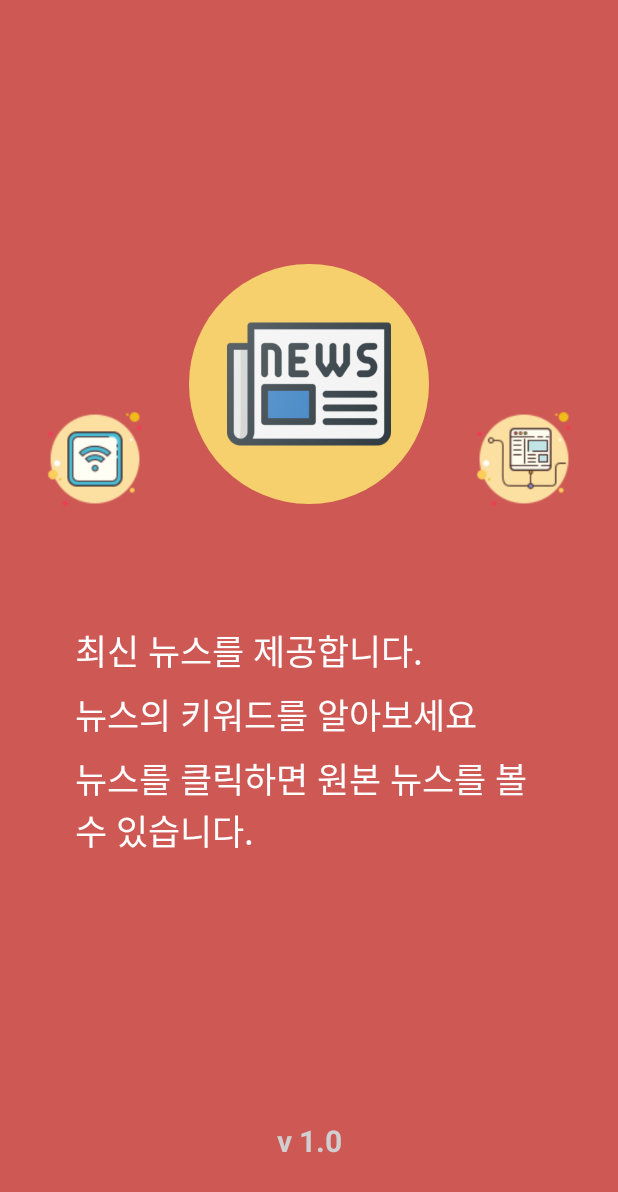
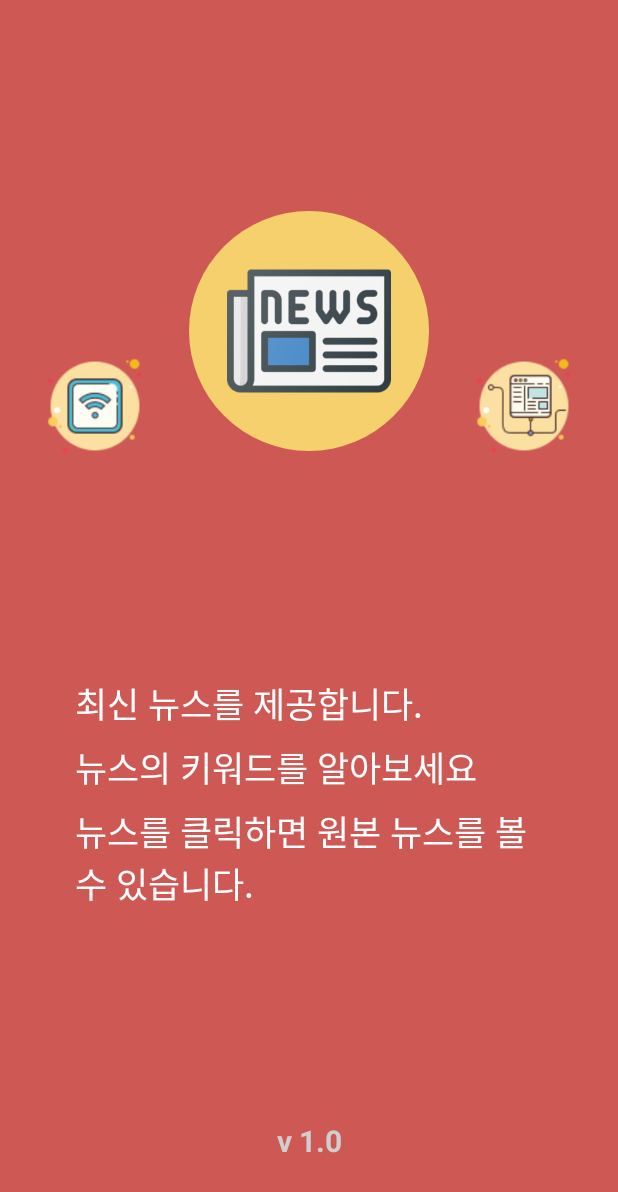
Before and after one commit to foreknowledge/RssNewsReader, an Android app: the SplashActivity screen opened directly, with no data from a screen before it, on a phone screen of 412 x 824 dp. Shown: the top 1192 px of the screen. Run offline under Robolectric (Android 15) with nearby library versions, the phone set to English and light mode, and no system bars; our stand-ins replace CircleImageView; 1 statement that could not run was skipped.

Commit message:
refactor: main_activity.xml 레이아웃 속성 변경

```diff
--- a/app/src/main/java/com/foreknowledge/rssnewsreader/util/RssParser.kt
+++ b/app/src/main/java/com/foreknowledge/rssnewsreader/util/RssParser.kt
@@ -36,11 +36,7 @@ object RssParser {
                 for ((i, article) in articles.withIndex()) {
                     Log.d("tag", "title = ${article.title}")
                     newsList.add(
-                        News(
-                            id = i,
-                            title = article.title,
-                            link = article.link
-                        )
+                        News(id = i, title = article.title, link = article.link)
                     )
                 }
                 newsLiveList.postValue(newsList)
--- a/app/src/main/res/layout/activity_splash.xml
+++ b/app/src/main/res/layout/activity_splash.xml
@@ -6,19 +6,14 @@
     android:layout_height="match_parent"
     android:background="@color/colorAccent">
 
-    <LinearLayout
-        android:layout_width="wrap_content"
-        android:layout_height="wrap_content"
-        android:orientation="vertical"
-        app:layout_constraintBottom_toTopOf="@+id/app_version"
-        app:layout_constraintEnd_toEndOf="parent"
-        app:layout_constraintStart_toStartOf="parent"
-        app:layout_constraintTop_toTopOf="parent">
-
     <androidx.constraintlayout.widget.ConstraintLayout
+        android:id="@+id/layout_images"
         android:layout_width="match_parent"
         android:layout_height="wrap_content"
-            android:layout_marginBottom="70dp">
+        app:layout_constraintBottom_toTopOf="@id/layout_descriptions"
+        app:layout_constraintStart_toStartOf="parent"
+        app:layout_constraintEnd_toEndOf="parent"
+        app:layout_constraintTop_toTopOf="parent">
 
         <FrameLayout
             android:id="@+id/app_logo"
@@ -68,39 +63,54 @@
 
     </androidx.constraintlayout.widget.ConstraintLayout>
 
-        <LinearLayout
+    <androidx.constraintlayout.widget.ConstraintLayout
+        android:id="@+id/layout_descriptions"
         android:layout_width="wrap_content"
         android:layout_height="wrap_content"
+        android:paddingStart="50dp"
+        android:paddingEnd="50dp"
         android:orientation="vertical"
-            android:layout_marginStart="50dp"
-            android:layout_marginEnd="50dp">
+        app:layout_constraintTop_toBottomOf="@id/layout_images"
+        app:layout_constraintBottom_toTopOf="@id/app_version"
+        app:layout_constraintStart_toStartOf="parent"
+        app:layout_constraintEnd_toEndOf="parent">
 
         <TextView
-                android:layout_width="match_parent"
+            android:id="@+id/description1"
+            android:layout_width="0dp"
             android:layout_height="wrap_content"
-                android:layout_marginBottom="7dp"
+            android:paddingBottom="7dp"
             android:text="@string/splash_desc1"
             android:textColor="@android:color/white"
-                android:textSize="23sp" />
+            android:textSize="23sp"
+            app:layout_constraintTop_toTopOf="parent"
+            app:layout_constraintStart_toStartOf="parent"
+            app:layout_constraintEnd_toEndOf="parent"/>
 
         <TextView
-                android:layout_width="match_parent"
+            android:id="@+id/description2"
+            android:layout_width="0dp"
             android:layout_height="wrap_content"
-                android:layout_marginBottom="7dp"
+            android:paddingBottom="7dp"
             android:text="@string/splash_desc2"
             android:textColor="@android:color/white"
-                android:textSize="23sp" />
+            android:textSize="23sp"
+            app:layout_constraintTop_toBottomOf="@id/description1"
+            app:layout_constraintStart_toStartOf="parent"
+            app:layout_constraintEnd_toEndOf="parent"/>
 
         <TextView
             android:layout_width="match_parent"
             android:layout_height="wrap_content"
             android:text="@string/splash_desc3"
             android:textColor="@android:color/white"
-                android:textSize="23sp" />
+            android:textSize="23sp"
+            app:layout_constraintTop_toBottomOf="@+id/description2"
+            app:layout_constraintStart_toStartOf="parent"
+            app:layout_constraintEnd_toEndOf="parent"
+            app:layout_constraintBottom_toBottomOf="parent"/>
 
-        </LinearLayout>
-
-    </LinearLayout>
+    </androidx.constraintlayout.widget.ConstraintLayout>
 
     <TextView
         android:id="@+id/app_version"
```
Lines whose indentation alone changed are shown as unchanged.
